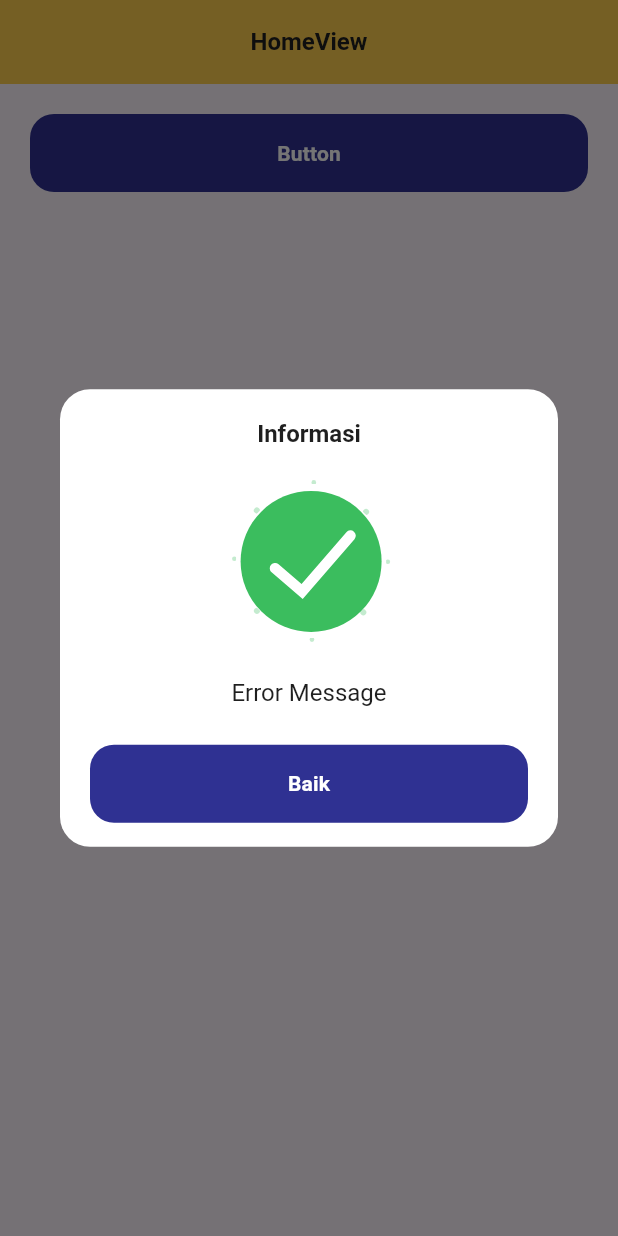
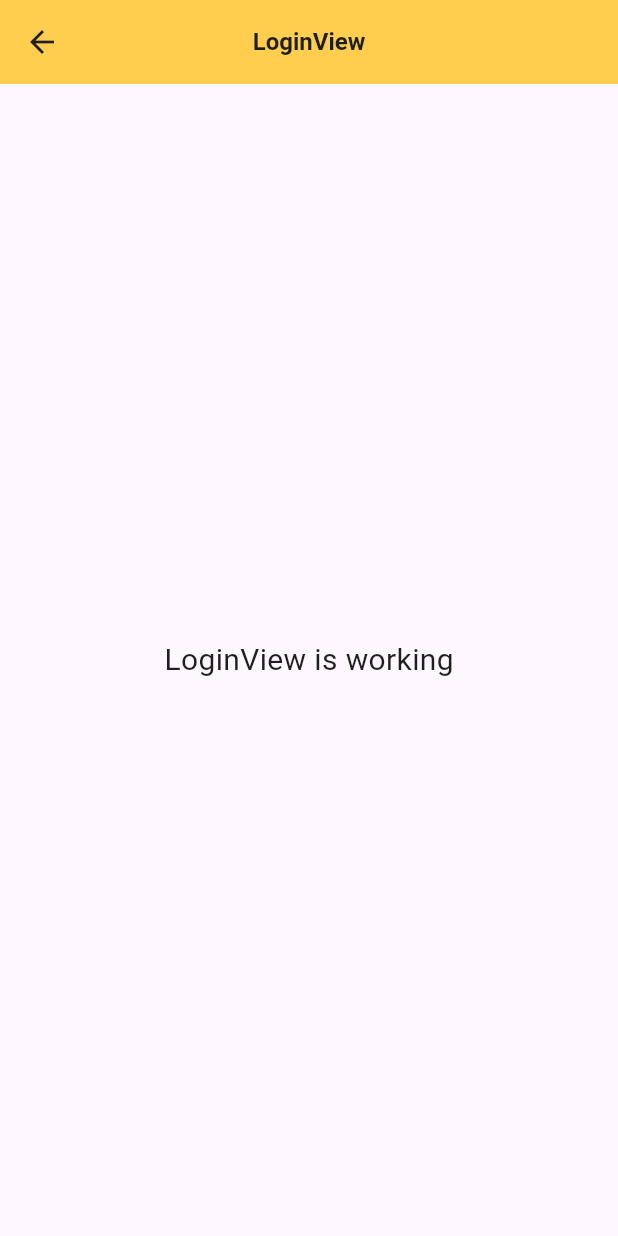
Before and after one commit to ronaldiputra09/rimba, a Flutter app: the screen it shows after launch, after a tap on "Button", on a phone screen of 412 x 824 dp. Run offline on Flutter 3.47's test engine with Material 3 defaults, Android fonts, the phone set to English and light mode, and no system bars; our stand-ins replace cached_network_image, get, get_storage, lottie.

Commit message:
add : page login dan register

```diff
--- /dev/null
+++ b/lib/app/modules/auth/login/bindings/login_binding.dart
@@ -0,0 +1,12 @@
+import 'package:get/get.dart';
+
+import '../controllers/login_controller.dart';
+
+class LoginBinding extends Bindings {
+  @override
+  void dependencies() {
+    Get.lazyPut<LoginController>(
+      () => LoginController(),
+    );
+  }
+}
--- /dev/null
+++ b/lib/app/modules/auth/login/views/login_view.dart
@@ -0,0 +1,24 @@
+import 'package:flutter/material.dart';
+
+import 'package:get/get.dart';
+
+import '../controllers/login_controller.dart';
+
+class LoginView extends GetView<LoginController> {
+  const LoginView({super.key});
+  @override
+  Widget build(BuildContext context) {
+    return Scaffold(
+      appBar: AppBar(
+        title: const Text('LoginView'),
+        centerTitle: true,
+      ),
+      body: const Center(
+        child: Text(
+          'LoginView is working',
+          style: TextStyle(fontSize: 20),
+        ),
+      ),
+    );
+  }
+}
--- a/lib/app/modules/home/views/home_view.dart
+++ b/lib/app/modules/home/views/home_view.dart
@@ -2,7 +2,6 @@ import 'package:flutter/material.dart';
 
 import 'package:get/get.dart';
 import 'package:test_rimba/app/widgets/button_widget.dart';
-import 'package:test_rimba/app/widgets/info_widget.dart';
 
 import '../controllers/home_controller.dart';
 
@@ -22,7 +21,7 @@ class HomeView extends GetView<HomeController> {
             ButtonWidget(
               title: "Button",
               onPressed: () {
-                infoWidget(type: 'success', message: 'Error Message');
+                Get.toNamed('/login');
               },
             ),
           ],
--- a/lib/app/routes/app_routes.dart
+++ b/lib/app/routes/app_routes.dart
@@ -6,9 +6,13 @@ part of 'app_pages.dart';
 abstract class Routes {
   Routes._();
   static const HOME = _Paths.HOME;
+  static const LOGIN = _Paths.LOGIN;
+  static const REGISTER = _Paths.REGISTER;
 }
 
 abstract class _Paths {
   _Paths._();
   static const HOME = '/home';
+  static const LOGIN = '/login';
+  static const REGISTER = '/register';
 }
```
Also changed, not shown: lib/app/modules/auth/login/controllers/login_controller.dart (added, +18 -0 lines), lib/app/modules/auth/register/bindings/register_binding.dart (added, +12 -0 lines), lib/app/modules/auth/register/controllers/register_controller.dart (added, +18 -0 lines), lib/app/modules/auth/register/views/register_view.dart (added, +24 -0 lines), lib/app/routes/app_pages.dart (+16 -2 lines).
